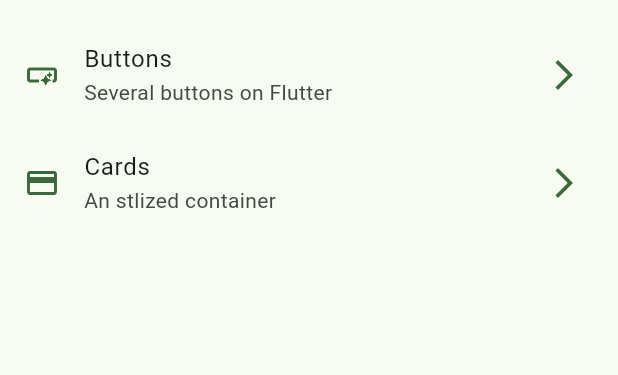
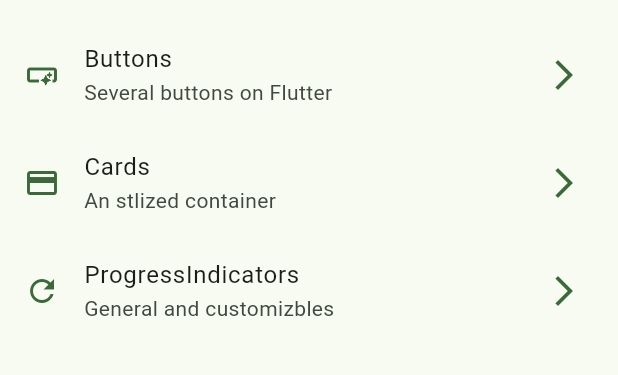
Before and after one commit to MichaelAmador/flutter-widgets, a Flutter app: the screen it shows after launch, on a phone screen of 412 x 824 dp, the part 63-438 px from its top. Run offline on Flutter 3.47's test engine with Material 2 defaults, Android fonts, the phone set to English and light mode, and no system bars; our stand-ins replace go_router.

Commit message:
Progress indicators finished

```diff
--- a/lib/config/menu/menu_items.dart
+++ b/lib/config/menu/menu_items.dart
@@ -24,4 +24,9 @@ const appMenuItems = <MenuItems>[
       subTitle: 'An stlized container',
       link: '/cards',
       icon: Icons.credit_card_outlined),
+  MenuItems(
+      title: 'ProgressIndicators',
+      subTitle: 'General and customizbles',
+      link: '/progress',
+      icon: Icons.refresh_outlined),
 ];
--- a/lib/config/router/app_router.dart
+++ b/lib/config/router/app_router.dart
@@ -19,5 +19,10 @@ final appRouter = GoRouter(
       name: CardsScreen.name,
       builder: (context, state) => const CardsScreen(),
     ),
+    GoRoute(
+      path: '/progress',
+      name: ProgressScreen.name,
+      builder: (context, state) => const ProgressScreen(),
+    ),
   ],
 );
--- a/lib/main.dart
+++ b/lib/main.dart
@@ -5,7 +5,7 @@ import 'config/router/app_router.dart';
 import 'config/themes/app_theme.dart';
 
 void main() {
-  HttpOverrides.global = MyHttpOverrides();
+  // HttpOverrides.global = MyHttpOverrides();
   runApp(const MainApp());
 }
 
```
Also changed, not shown: lib/presentations/screens/progress/progress_screen.dart (+74 -1 lines).
